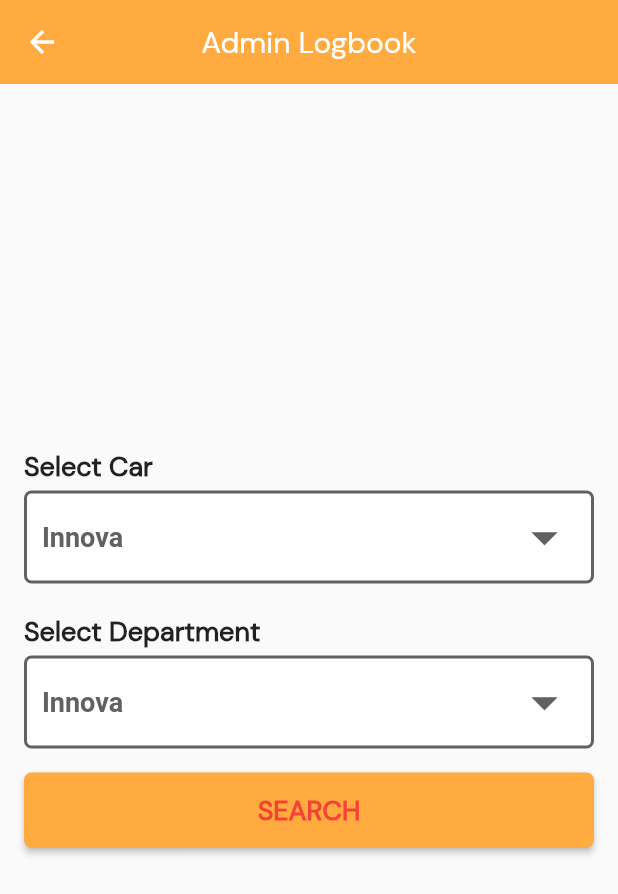
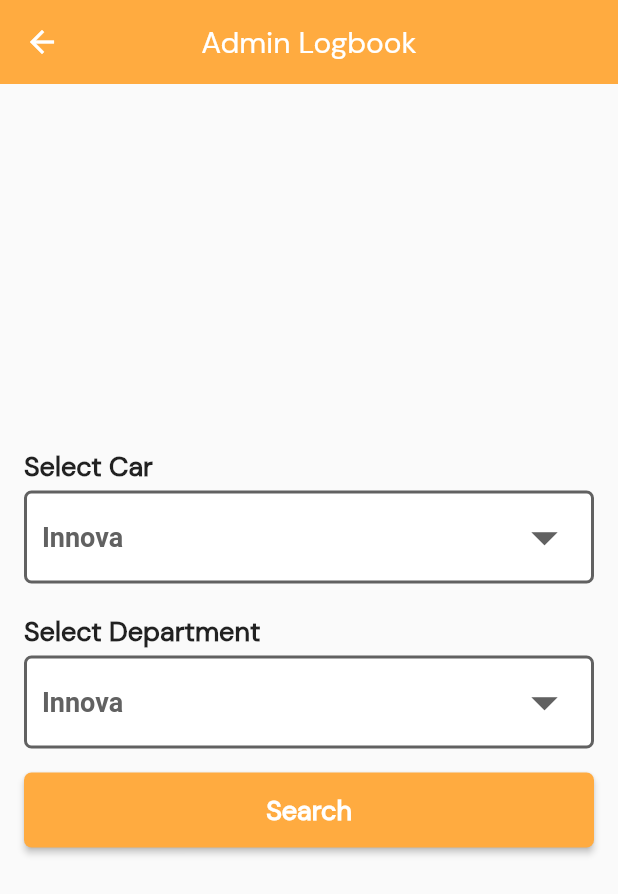
Before and after one commit to chirag27patel/flutter_projects, a Flutter app: the AdminLogbook screen opened directly, on a phone screen of 412 x 824 dp. Shown: the top 894 px of the screen. Run offline on Flutter 3.47's test engine with Material 2 defaults, Android fonts, the phone set to English and light mode, and no system bars; our stand-ins replace dotted_line, flutter_staggered_animations, font_awesome_flutter, table_calendar; missing offline and left inert: dart:ffi.

Commit message:
push from chilu pc

```diff
--- a/lib/admin/admin_logbook.dart
+++ b/lib/admin/admin_logbook.dart
@@ -162,7 +162,7 @@ class _AdminLogbookState extends State<AdminLogbook> {
                       color: adminAppbarColor,
                       borderRadius: BorderRadius.circular(5.0),
                       onPressed: () {},
-                      textColor: Colors.red,
+                      textColor: Colors.white,
                       text: 'Search',
                     ),
                   ),
--- a/lib/components/custom_raised_button.dart
+++ b/lib/components/custom_raised_button.dart
@@ -41,7 +41,7 @@ class SignInButton extends CustomRaisedButton {
     required VoidCallback? onPressed,
   }) : super(
           child: Text(
-            text.toUpperCase(),
+            text,
             style: TextStyle(color: textColor, fontSize: 18.0,fontWeight: FontWeight.bold),
           ),
           color: color,
```
